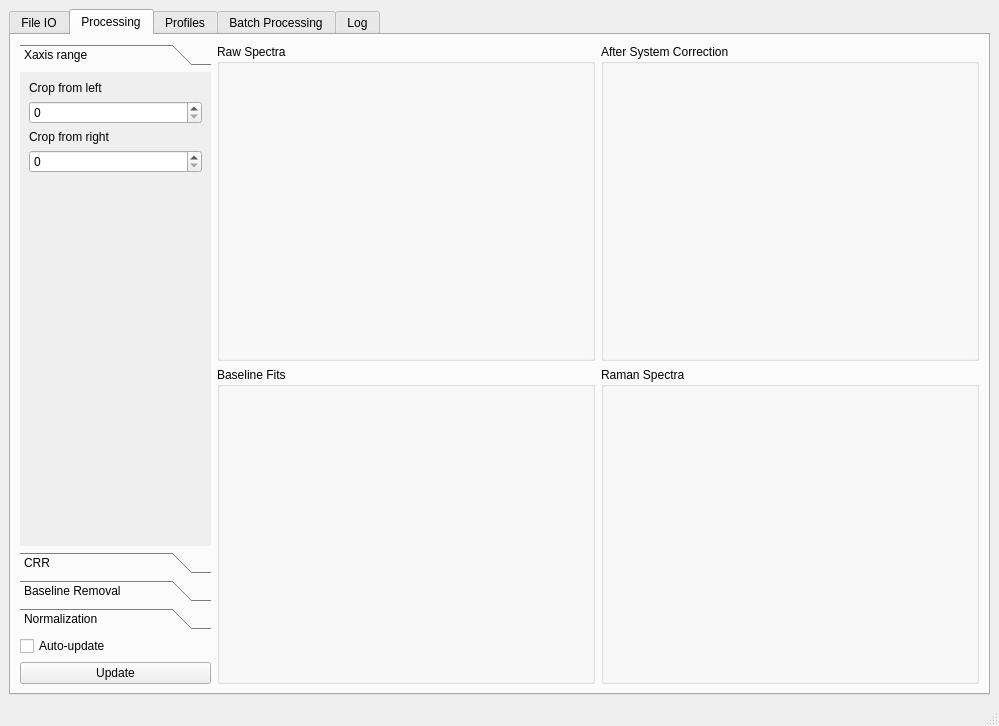
First picture: the form in src/orpl/gui/uis/mainWindow.ui, repository mr-sheg/orpl, before the edit.
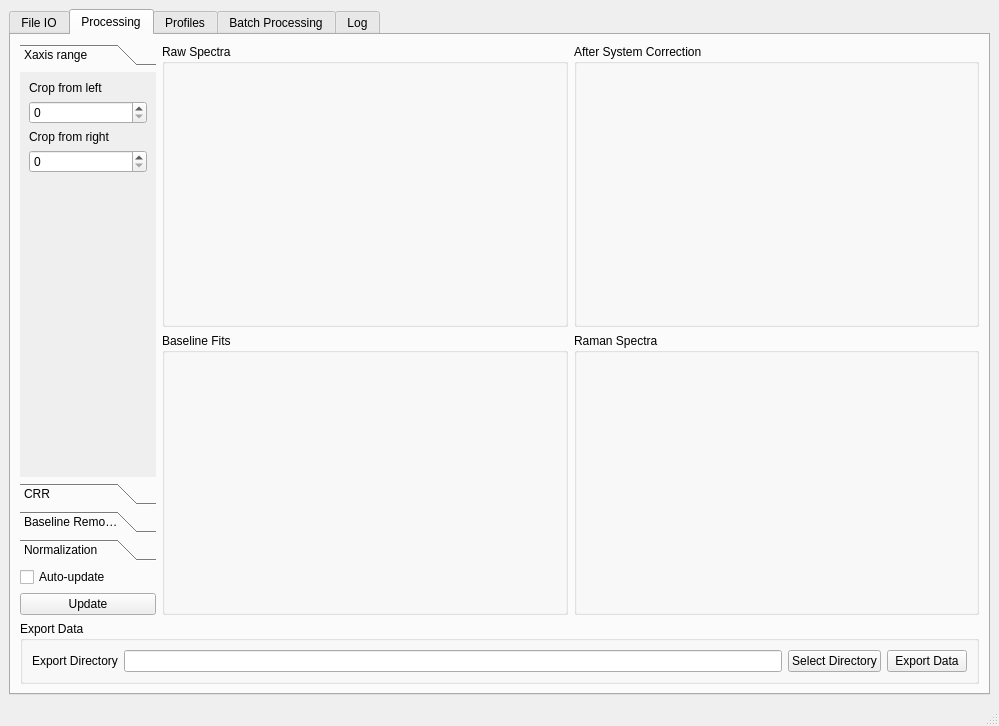
Second picture: the form after the edit. The open tabs and pages were chosen to show the change.

The edit to the form file:
```diff
--- a/src/orpl/gui/uis/mainWindow.ui
+++ b/src/orpl/gui/uis/mainWindow.ui
@@ -278,7 +278,9 @@
        <attribute name="title">
         <string>Processing</string>
        </attribute>
-       <layout class="QHBoxLayout" name="horizontalLayout_16" stretch="1,4">
+       <layout class="QVBoxLayout" name="verticalLayout_12">
+        <item>
+         <layout class="QHBoxLayout" name="horizontalLayout_16" stretch="1,6">
         <item>
          <layout class="QVBoxLayout" name="verticalLayout_5">
           <item>
@@ -291,8 +293,8 @@
               <rect>
                <x>0</x>
                <y>0</y>
-               <width>187</width>
-               <height>430</height>
+                 <width>133</width>
+                 <height>353</height>
               </rect>
              </property>
              <attribute name="label">
@@ -685,6 +687,45 @@
            </layout>
           </item>
          </layout>
+          </item>
+         </layout>
+        </item>
+        <item>
+         <widget class="QGroupBox" name="groupBox_5">
+          <property name="title">
+           <string>Export Data</string>
+          </property>
+          <layout class="QHBoxLayout" name="horizontalLayout_17">
+           <item>
+            <widget class="QLabel" name="label_14">
+             <property name="text">
+              <string>Export Directory</string>
+             </property>
+            </widget>
+           </item>
+           <item>
+            <widget class="QLineEdit" name="textEditExportDir">
+             <property name="readOnly">
+              <bool>true</bool>
+             </property>
+            </widget>
+           </item>
+           <item>
+            <widget class="QPushButton" name="buttonSelectExportDir">
+             <property name="text">
+              <string>Select Directory</string>
+             </property>
+            </widget>
+           </item>
+           <item>
+            <widget class="QPushButton" name="buttonExportData">
+             <property name="text">
+              <string>Export Data</string>
+             </property>
+            </widget>
+           </item>
+          </layout>
+         </widget>
         </item>
        </layout>
       </widget>
```
Left out of the diff: 10 changed lines with no effect on the pictures. Lines whose indentation alone changed are shown as unchanged.
